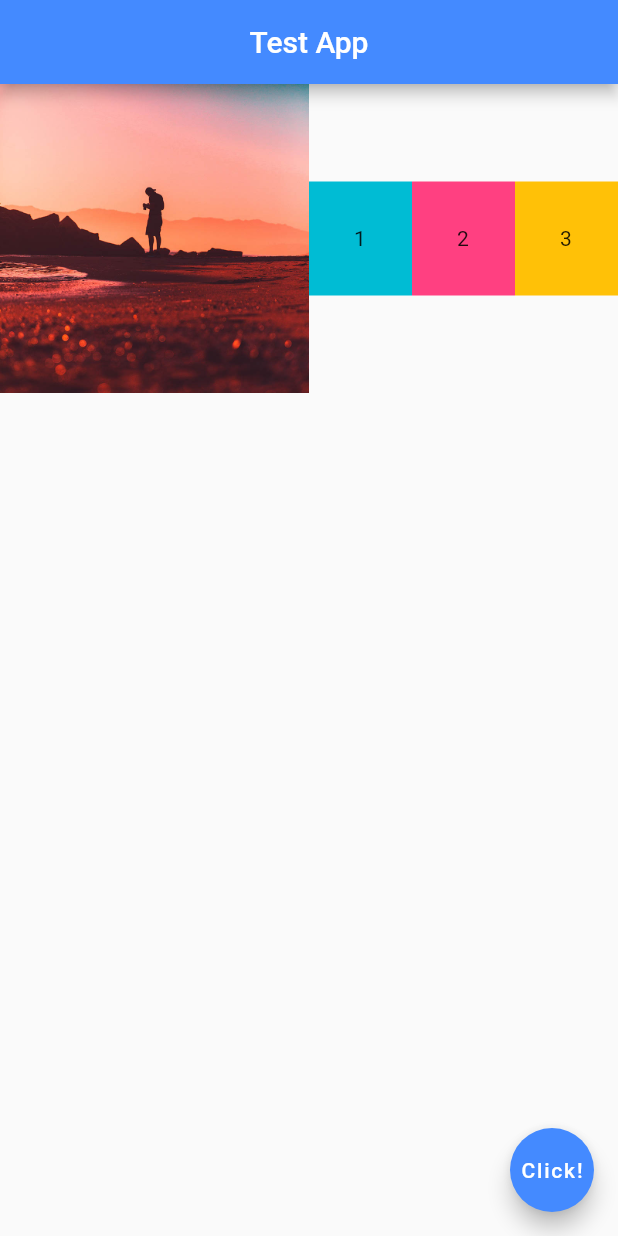
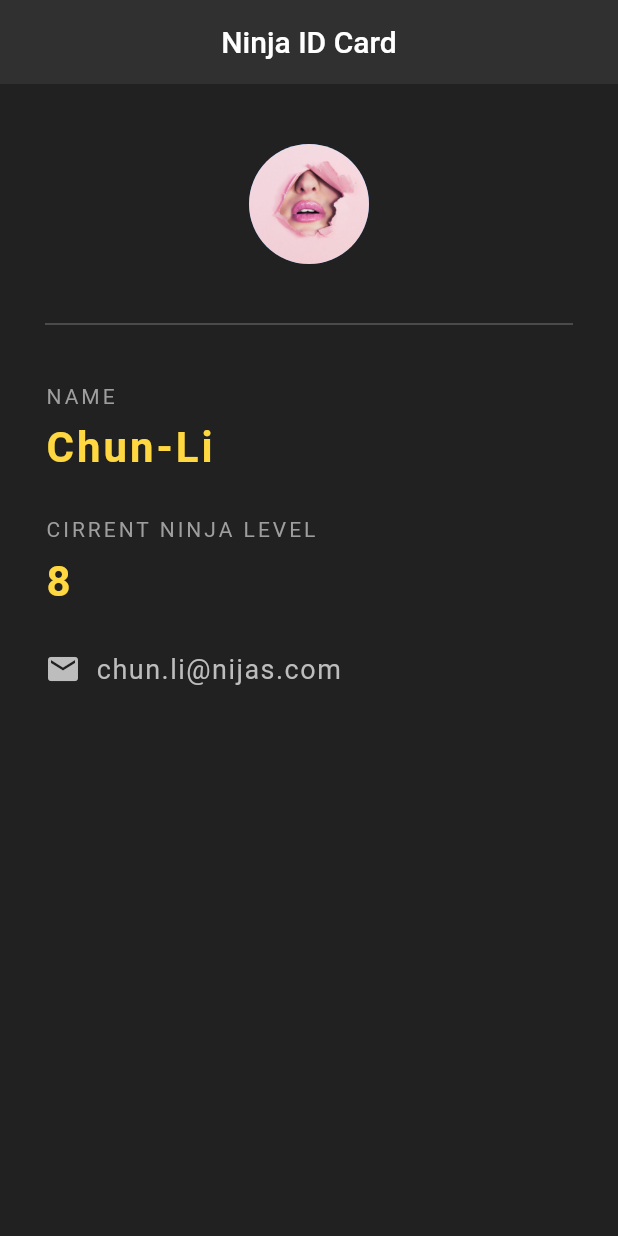
Before and after one commit to ch-ivy/flutter-tuts, a Flutter app: the screen it shows after launch, on a phone screen of 412 x 824 dp. Run offline on Flutter 3.47's test engine with Material 2 defaults, Android fonts, the phone set to English and light mode, and no system bars.

Commit message:
ID card (widgets alignment)

```diff
--- a/TestApp/lib/main.dart
+++ b/TestApp/lib/main.dart
@@ -1,56 +1,91 @@
 import 'package:flutter/material.dart';
 
 void main() {
-  runApp(MaterialApp(home: HomePage()));
+  runApp(MaterialApp(home: NinjaCard()));
 }
 
-class HomePage extends StatelessWidget {
+class NinjaCard extends StatelessWidget {
   @override
   Widget build(BuildContext context) {
     return Scaffold(
+      backgroundColor: Colors.grey[900],
       appBar: AppBar(
-        title: Text("Test App"),
+        title: Text('Ninja ID Card'),
         centerTitle: true,
-        backgroundColor: Colors.blueAccent,
+        backgroundColor: Colors.grey[850],
+        elevation: 0.0,
       ),
-      body: Row(
+      body: Padding(
+        padding: EdgeInsets.fromLTRB(30, 40, 30, 0),
+        child: Column(
+          crossAxisAlignment: CrossAxisAlignment.start,
           children: <Widget>[
-          Expanded(
-            child: Image.asset('assets/img-3.jpg'),
-            flex: 3,
-          ),
-          Expanded(
-            flex: 1,
-            child: Container(
-              padding: EdgeInsets.all(30.0),
-              color: Colors.cyan,
-              child: Text('1'),
+            Center(
+              child: CircleAvatar(
+                backgroundImage: AssetImage('assets/img-1.jpg'),
+                radius: 40.0,
               ),
             ),
-          Expanded(
-            flex: 1,
-            child: Container(
-              padding: EdgeInsets.all(30.0),
-              color: Colors.pinkAccent,
-              child: Text('2'),
+            Divider(
+              height: 80.0,
+              color: Colors.grey[600],
             ),
+            Text(
+              "NAME",
+              style: TextStyle(color: Colors.grey, letterSpacing: 2.0),
             ),
-          Expanded(
-            flex: 1,
-            child: Container(
-              padding: EdgeInsets.all(30.0),
-              color: Colors.amber,
-              child: Text('3'),
+            SizedBox(
+              height: 10.0,
             ),
+            Text(
+              "Chun-Li",
+              style: TextStyle(
+                  color: Colors.amberAccent[200],
+                  fontSize: 28.0,
+                  letterSpacing: 2.0,
+                  fontWeight: FontWeight.bold),
             ),
+            SizedBox(
+              height: 30.0,
+            ),
+            Text(
+              "CIRRENT NINJA LEVEL",
+              style: TextStyle(color: Colors.grey, letterSpacing: 2.0),
+            ),
+            SizedBox(
+              height: 10.0,
+            ),
+            Text(
+              "8",
+              style: TextStyle(
+                  color: Colors.amberAccent[200],
+                  fontSize: 28.0,
+                  letterSpacing: 2.0,
+                  fontWeight: FontWeight.bold),
+            ),
+            SizedBox(
+              height: 30.0,
+            ),
+            Row(
+              children: [
+                Icon(
+                  Icons.email,
+                  color: Colors.grey[400],
+                ),
+                SizedBox(
+                  width: 10.0,
+                ),
+                Text(
+                  'chun.li@nijas.com',
+                  style: TextStyle(
+                      color: Colors.grey[400],
+                      fontSize: 18.0,
+                      letterSpacing: 1.0),
+                )
+              ],
+            )
           ],
         ),
-      floatingActionButton: FloatingActionButton(
-        onPressed: () {
-          print("Mommy 🤣");
-        },
-        child: Text("Click!"),
-        backgroundColor: Colors.blueAccent,
       ),
     );
   }
```
Lines whose indentation alone changed are shown as unchanged.
